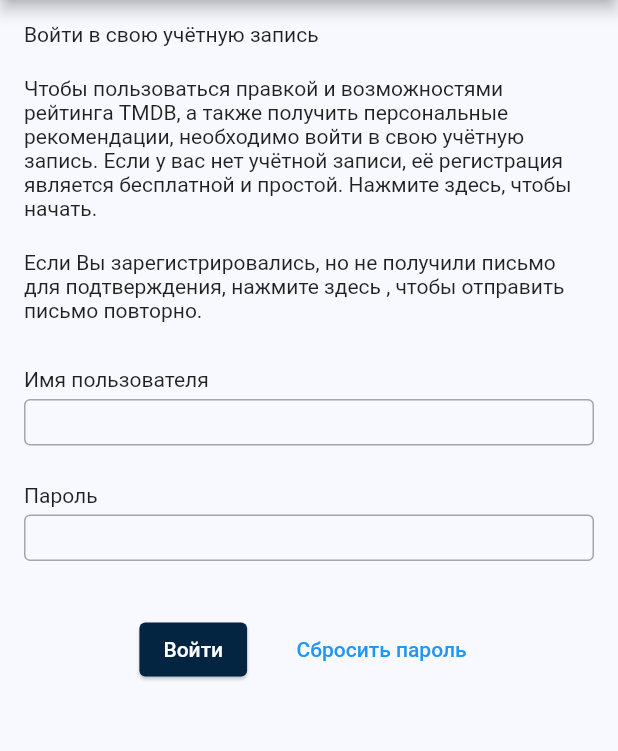
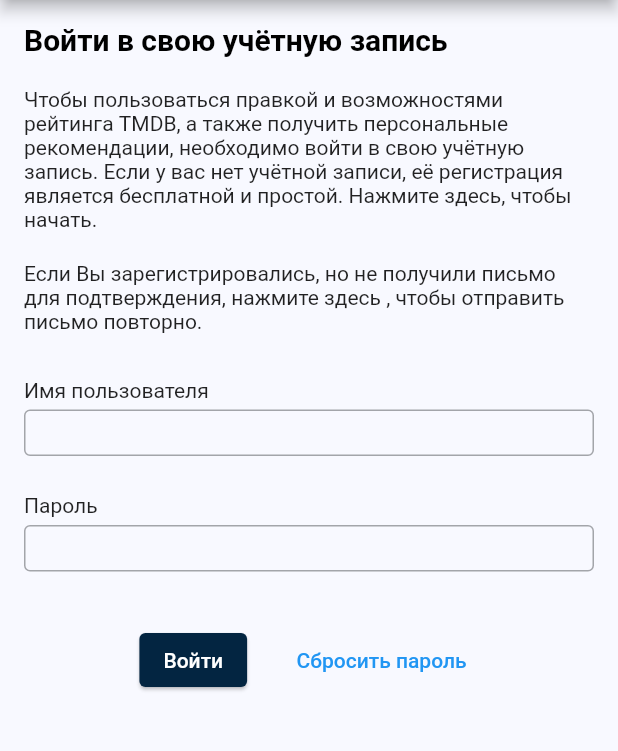
Before and after one commit to timurIsakov/movie_db, a Flutter app: the screen it shows after launch, on a phone screen of 412 x 824 dp, the part 84-835 px from its top. Run offline on Flutter 3.47's test engine with Material 3 defaults, Android fonts, the phone set to English and light mode, and no system bars; drawn by our look-alikes of keyboard_dismisser; our stand-ins replace flutter_screenutil.

Commit message:
updated login screen

```diff
--- a/lib/screens/login_screen.dart
+++ b/lib/screens/login_screen.dart
@@ -30,61 +30,11 @@ class _LoginScreenState extends State<LoginScreen> {
                   SizedBox(
                     height: 15,
                   ),
-                  Text(
-                    'Войти в свою учётную запись',
-                  ),
-                  SizedBox(
-                    height: 20,
-                  ),
-                  Text(
-                    'Чтобы пользоваться правкой и возможностями рейтинга TMDB, а также получить персональные рекомендации, необходимо войти в свою учётную запись. Если у вас нет учётной записи, её регистрация является бесплатной и простой. Нажмите здесь, чтобы начать.',
-                  ),
-                  SizedBox(
-                    height: 20,
-                  ),
-                  Text(
-                    'Если Вы зарегистрировались, но не получили письмо для подтверждения, нажмите здесь , чтобы отправить письмо повторно.',
-                  ),
+                  _InfoWidget(),
                   SizedBox(
                     height: 30,
                   ),
-                  Text(
-                    'Имя пользователя',
-                  ),
-                  SizedBox(
-                    height: 5,
-                  ),
-                  SizedBox(
-                    height: 36,
-                    child: TextField(
-                      decoration: InputDecoration(
-                        border: OutlineInputBorder(),
-                        isDense: true,
-                        contentPadding:
-                            EdgeInsets.symmetric(horizontal: 12, vertical: 6),
-                      ),
-                    ),
-                  ),
-                  SizedBox(
-                    height: 20,
-                  ),
-                  Text(
-                    'Пароль',
-                  ),
-                  SizedBox(
-                    height: 5,
-                  ),
-                  SizedBox(
-                    height: 36,
-                    child: TextField(
-                      decoration: InputDecoration(
-                        border: OutlineInputBorder(),
-                        isDense: true,
-                        contentPadding:
-                            EdgeInsets.symmetric(horizontal: 12, vertical: 6),
-                      ),
-                    ),
-                  ),
+                  _InputFormWidget(),
                   SizedBox(
                     height: 30,
                   ),
@@ -125,3 +75,89 @@ class _LoginScreenState extends State<LoginScreen> {
     );
   }
 }
+
+class _InfoWidget extends StatelessWidget {
+  const _InfoWidget();
+
+  @override
+  Widget build(BuildContext context) {
+    return Column(
+      crossAxisAlignment: CrossAxisAlignment.start,
+      children: [
+        Text(
+          'Войти в свою учётную запись',
+          style: TextStyle(
+            color: Colors.black,
+            fontWeight: FontWeight.w600,
+            fontSize: 20,
+          ),
+        ),
+        SizedBox(
+          height: 20,
+        ),
+        Text(
+          'Чтобы пользоваться правкой и возможностями рейтинга TMDB, а также получить персональные рекомендации, необходимо войти в свою учётную запись. Если у вас нет учётной записи, её регистрация является бесплатной и простой. Нажмите здесь, чтобы начать.',
+        ),
+        SizedBox(
+          height: 20,
+        ),
+        Text(
+          'Если Вы зарегистрировались, но не получили письмо для подтверждения, нажмите здесь , чтобы отправить письмо повторно.',
+        ),
+      ],
+    );
+  }
+}
+
+class _InputFormWidget extends StatefulWidget {
+  const _InputFormWidget();
+
+  @override
+  State<_InputFormWidget> createState() => __InputFormWidgetState();
+}
+
+class __InputFormWidgetState extends State<_InputFormWidget> {
+  @override
+  Widget build(BuildContext context) {
+    return Column(
+      crossAxisAlignment: CrossAxisAlignment.start,
+      children: [
+        Text(
+          'Имя пользователя',
+        ),
+        SizedBox(
+          height: 5,
+        ),
+        SizedBox(
+          height: 36,
+          child: TextField(
+            decoration: InputDecoration(
+              border: OutlineInputBorder(),
+              isDense: true,
+              contentPadding: EdgeInsets.symmetric(horizontal: 12, vertical: 6),
+            ),
+          ),
+        ),
+        SizedBox(
+          height: 20,
+        ),
+        Text(
+          'Пароль',
+        ),
+        SizedBox(
+          height: 5,
+        ),
+        SizedBox(
+          height: 36,
+          child: TextField(
+            decoration: InputDecoration(
+              border: OutlineInputBorder(),
+              isDense: true,
+              contentPadding: EdgeInsets.symmetric(horizontal: 12, vertical: 6),
+            ),
+          ),
+        ),
+      ],
+    );
+  }
+}
```
